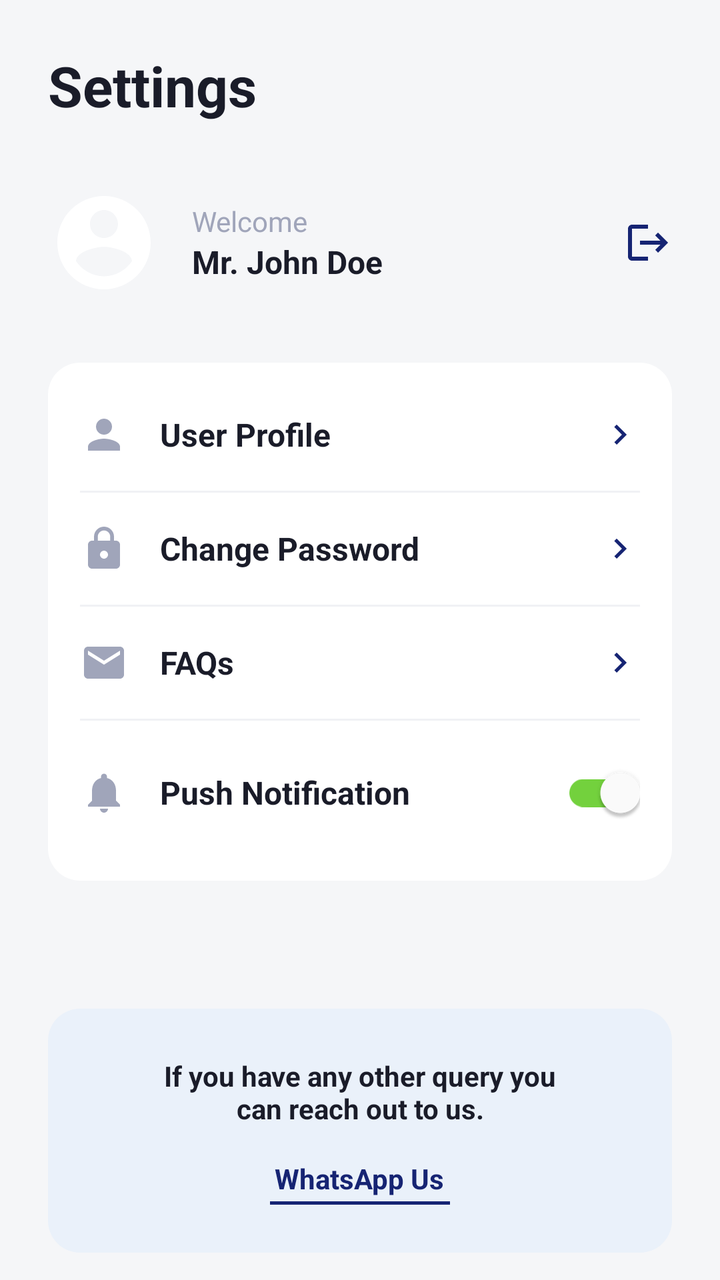
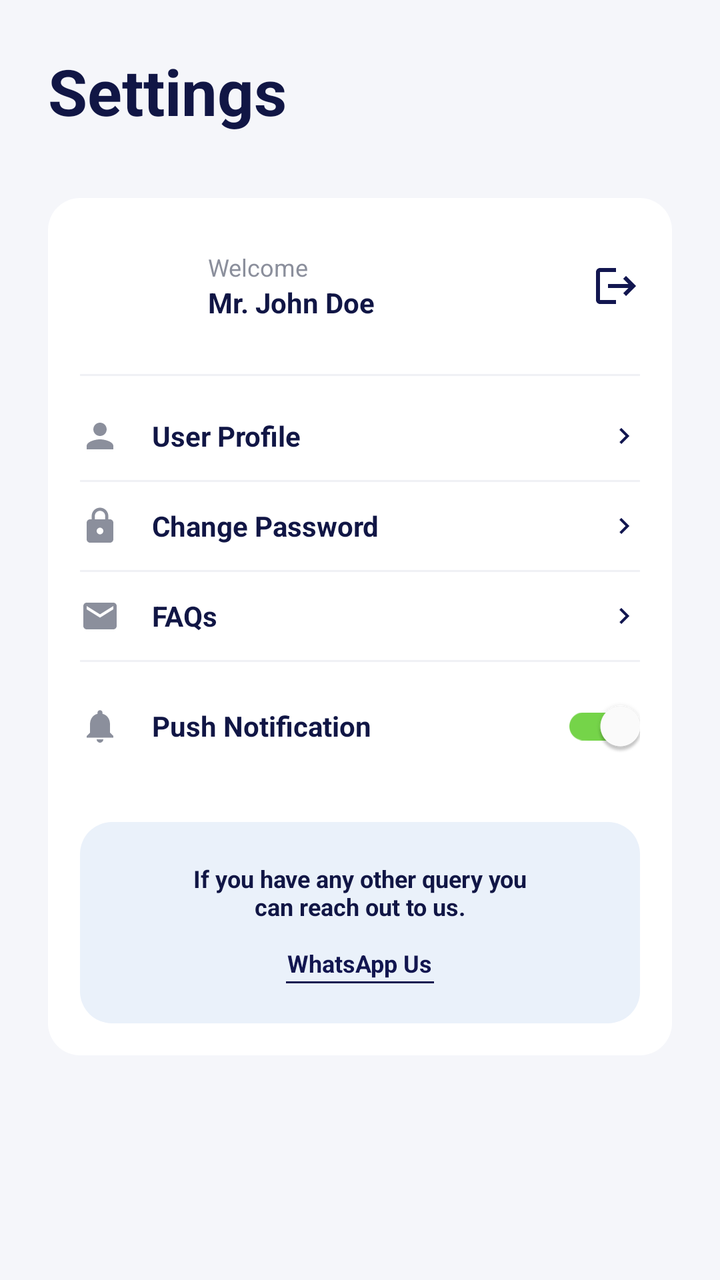

Before-and-after screenshots of an Android layout around one commit, followed by the original layout XML and the change that was made.
<!-- AndroidManifest.xml: activity theme Theme.MaterialComponents.Light.NoActionBar -->
<!-- res/layout/fragment_profile.xml -->
<?xml version="1.0" encoding="utf-8"?>
<androidx.core.widget.NestedScrollView xmlns:android="http://schemas.android.com/apk/res/android"
    xmlns:app="http://schemas.android.com/apk/res-auto"
    android:layout_width="match_parent"
    android:layout_height="match_parent"
    android:background="#F5F6F8"
    android:fillViewport="true">

    <LinearLayout
        android:layout_width="match_parent"
        android:layout_height="wrap_content"
        android:orientation="vertical"
        android:padding="24dp">

        
        <TextView
            android:layout_width="wrap_content"
            android:layout_height="wrap_content"
            android:text="Settings"
            android:textColor="#1A1C29"
            android:textSize="28sp"
            android:textStyle="bold"
            android:layout_marginBottom="32dp" />

        
        <RelativeLayout
            android:layout_width="match_parent"
            android:layout_height="wrap_content"
            android:layout_marginBottom="32dp">

            <com.google.android.material.imageview.ShapeableImageView
                android:id="@+id/ivAvatar"
                android:layout_width="56dp"
                android:layout_height="56dp"
                android:layout_centerVertical="true"
                android:scaleType="centerCrop"
                android:src="@drawable/ic_avatar"
                app:shapeAppearanceOverlay="@style/ShapeAppearanceOverlay.App.CornerSize50Percent" />

            <LinearLayout
                android:layout_width="wrap_content"
                android:layout_height="wrap_content"
                android:layout_centerVertical="true"
                android:layout_marginStart="16dp"
                android:layout_toEndOf="@id/ivAvatar"
                android:orientation="vertical">

                <TextView
                    android:layout_width="wrap_content"
                    android:layout_height="wrap_content"
                    android:text="Welcome"
                    android:textColor="#A0A5BA"
                    android:textSize="14sp" />

                <TextView
                    android:id="@+id/tvName"
                    android:layout_width="wrap_content"
                    android:layout_height="wrap_content"
                    android:text="Mr. John Doe"
                    android:textColor="#1A1C29"
                    android:textSize="16sp"
                    android:textStyle="bold" />
            </LinearLayout>

            <ImageView
                android:id="@+id/btnLogout"
                android:layout_width="24dp"
                android:layout_height="24dp"
                android:layout_alignParentEnd="true"
                android:layout_centerVertical="true"
                android:src="@drawable/ic_exit"
                app:tint="#162473"
                android:background="?attr/selectableItemBackgroundBorderless"
                android:clickable="true"
                android:focusable="true"/>
        </RelativeLayout>

        
        <LinearLayout
            android:layout_width="match_parent"
            android:layout_height="wrap_content"
            android:orientation="vertical"
            android:background="@drawable/bg_rounded_white_card"
            android:paddingVertical="8dp">

            
            <LinearLayout
                android:id="@+id/btnPersonalInfo"
                android:layout_width="match_parent"
                android:layout_height="wrap_content"
                android:orientation="horizontal"
                android:paddingHorizontal="16dp"
                android:paddingVertical="16dp"
                android:gravity="center_vertical"
                android:clickable="true"
                android:focusable="true"
                android:background="?attr/selectableItemBackground">

                <ImageView
                    android:layout_width="24dp"
                    android:layout_height="24dp"
                    android:src="@drawable/ic_nav_profile"
                    app:tint="#A0A5BA" />

                <TextView
                    android:layout_width="0dp"
                    android:layout_height="wrap_content"
                    android:layout_weight="1"
                    android:layout_marginStart="16dp"
                    android:text="User Profile"
                    android:textColor="#1A1C29"
                    android:textSize="16sp"
                    android:textStyle="bold"/>

                <ImageView
                    android:layout_width="20dp"
                    android:layout_height="20dp"
                    android:src="@drawable/ic_chevron_right"
                    app:tint="#162473" />
            </LinearLayout>

            <View android:layout_width="match_parent" android:layout_height="1dp" android:background="#F0F1F5" android:layout_marginHorizontal="16dp" />

            
            <LinearLayout
                android:id="@+id/btnChangePassword"
                android:layout_width="match_parent"
                android:layout_height="wrap_content"
                android:orientation="horizontal"
                android:paddingHorizontal="16dp"
                android:paddingVertical="16dp"
                android:gravity="center_vertical"
                android:clickable="true"
                android:focusable="true"
                android:background="?attr/selectableItemBackground">

                <ImageView
                    android:layout_width="24dp"
                    android:layout_height="24dp"
                    android:src="@drawable/ic_lock_outline"
                    app:tint="#A0A5BA" />

                <TextView
                    android:layout_width="0dp"
                    android:layout_height="wrap_content"
                    android:layout_weight="1"
                    android:layout_marginStart="16dp"
                    android:text="Change Password"
                    android:textColor="#1A1C29"
                    android:textSize="16sp"
                    android:textStyle="bold"/>

                <ImageView
                    android:layout_width="20dp"
                    android:layout_height="20dp"
                    android:src="@drawable/ic_chevron_right"
                    app:tint="#162473" />
            </LinearLayout>

            <View android:layout_width="match_parent" android:layout_height="1dp" android:background="#F0F1F5" android:layout_marginHorizontal="16dp" />

            
            <LinearLayout
                android:id="@+id/btnFaq"
                android:layout_width="match_parent"
                android:layout_height="wrap_content"
                android:orientation="horizontal"
                android:paddingHorizontal="16dp"
                android:paddingVertical="16dp"
                android:gravity="center_vertical"
                android:clickable="true"
                android:focusable="true"
                android:background="?attr/selectableItemBackground">

                <ImageView
                    android:layout_width="24dp"
                    android:layout_height="24dp"
                    android:src="@drawable/ic_email_outline"
                    app:tint="#A0A5BA" />

                <TextView
                    android:layout_width="0dp"
                    android:layout_height="wrap_content"
                    android:layout_weight="1"
                    android:layout_marginStart="16dp"
                    android:text="FAQs"
                    android:textColor="#1A1C29"
                    android:textSize="16sp"
                    android:textStyle="bold"/>

                <ImageView
                    android:layout_width="20dp"
                    android:layout_height="20dp"
                    android:src="@drawable/ic_chevron_right"
                    app:tint="#162473" />
            </LinearLayout>

            <View android:layout_width="match_parent" android:layout_height="1dp" android:background="#F0F1F5" android:layout_marginHorizontal="16dp" />

            
            <LinearLayout
                android:layout_width="match_parent"
                android:layout_height="wrap_content"
                android:orientation="horizontal"
                android:paddingHorizontal="16dp"
                android:paddingVertical="12dp"
                android:gravity="center_vertical">

                <ImageView
                    android:layout_width="24dp"
                    android:layout_height="24dp"
                    android:src="@drawable/ic_notifications"
                    app:tint="#A0A5BA" />

                <TextView
                    android:layout_width="0dp"
                    android:layout_height="wrap_content"
                    android:layout_weight="1"
                    android:layout_marginStart="16dp"
                    android:text="Push Notification"
                    android:textColor="#1A1C29"
                    android:textSize="16sp"
                    android:textStyle="bold"/>

                <com.google.android.material.switchmaterial.SwitchMaterial
                    android:layout_width="wrap_content"
                    android:layout_height="wrap_content"
                    android:checked="true"
                    app:trackTint="#73D13D"
                    app:thumbTint="#FFFFFF"/>
            </LinearLayout>

        </LinearLayout>

        <View android:layout_width="match_parent" android:layout_height="0dp" android:layout_weight="1" android:minHeight="32dp"/>

        
        <LinearLayout
            android:layout_width="match_parent"
            android:layout_height="wrap_content"
            android:orientation="vertical"
            android:background="@drawable/bg_support_card"
            android:padding="24dp"
            android:gravity="center"
            android:layout_marginTop="32dp">

            <TextView
                android:layout_width="match_parent"
                android:layout_height="wrap_content"
                android:text="If you have any other query you\ncan reach out to us."
                android:textColor="#1A1C29"
                android:textSize="14sp"
                android:textStyle="bold"
                android:textAlignment="center"
                android:layout_marginBottom="16dp" />

            <TextView
                android:id="@+id/btnWhatsapp"
                android:layout_width="wrap_content"
                android:layout_height="wrap_content"
                android:text="WhatsApp Us"
                android:textColor="#162473"
                android:textSize="14sp"
                android:textStyle="bold"
                android:background="?attr/selectableItemBackgroundBorderless"
                android:clickable="true"
                android:focusable="true"/>
            <View
                android:layout_width="90dp"
                android:layout_height="1.5dp"
                android:background="#162473"
                android:layout_marginTop="2dp"/>
        </LinearLayout>
        
        <View android:layout_width="match_parent" android:layout_height="16dp"/>

    </LinearLayout>
</androidx.core.widget.NestedScrollView>
<!-- resources referenced by this layout -->
<resources>
  <!-- drawable bg_rounded_white_card (drawable) -->
  <?xml version="1.0" encoding="utf-8"?>
  <shape xmlns:android="http://schemas.android.com/apk/res/android">
      <solid android:color="#FFFFFF" />
      <corners android:radius="16dp" />
  </shape>
  <!-- drawable bg_support_card (drawable) -->
  <?xml version="1.0" encoding="utf-8"?>
  <shape xmlns:android="http://schemas.android.com/apk/res/android">
      <solid android:color="#EAF1FA" />
      <corners android:radius="16dp" />
  </shape>
  <!-- drawable ic_chevron_right (drawable) -->
  <vector xmlns:android="http://schemas.android.com/apk/res/android"
      android:width="24dp"
      android:height="24dp"
      android:viewportWidth="24.0"
      android:viewportHeight="24.0"
      android:tint="?attr/colorControlNormal">
      <path
          android:fillColor="@android:color/white"
          android:pathData="M10,6L8.59,7.41 13.17,12l-4.58,4.59L10,18l6,-6z"/>
  </vector>
  <!-- drawable ic_email_outline (drawable) -->
  <vector xmlns:android="http://schemas.android.com/apk/res/android"
      android:width="24dp"
      android:height="24dp"
      android:viewportWidth="24"
      android:viewportHeight="24"
      android:tint="#9CA3AF">
    <path android:fillColor="@android:color/white" android:pathData="M20,4H4c-1.1,0 -1.99,0.9 -1.99,2L2,18c0,1.1 0.9,2 2,2h16c1.1,0 2,-0.9 2,-2V6c0,-1.1 -0.9,-2 -2,-2zm0,4l-8,5 -8,-5V6l8,5 8,-5v2z"/>
  </vector>
  <!-- drawable ic_exit (drawable) -->
  <vector xmlns:android="http://schemas.android.com/apk/res/android"
      android:width="24dp"
      android:height="24dp"
      android:viewportWidth="24"
      android:viewportHeight="24"
      android:tint="#FFFFFF">
      <path
          android:fillColor="@android:color/white"
          android:pathData="M17,7l-1.41,1.41L18.17,11H8v2h10.17l-2.58,2.58L17,17l5,-5zM4,5h8V3H4c-1.1,0 -2,0.9 -2,2v14c0,1.1 0.9,2 2,2h8v-2H4V5z"/>
  </vector>
  <!-- drawable ic_lock_outline (drawable) -->
  <vector xmlns:android="http://schemas.android.com/apk/res/android"
      android:width="24dp"
      android:height="24dp"
      android:viewportWidth="24"
      android:viewportHeight="24"
      android:tint="#9CA3AF">
    <path android:fillColor="@android:color/white" android:pathData="M18,8h-1V6c0,-2.76 -2.24,-5 -5,-5S7,3.24 7,6v2H6c-1.1,0 -2,0.9 -2,2v10c0,1.1 0.9,2 2,2h12c1.1,0 2,-0.9 2,-2V10c0,-1.1 -0.9,-2 -2,-2zm-6,9c-1.1,0 -2,-0.9 -2,-2s0.9,-2 2,-2 2,0.9 2,2 -0.9,2 -2,2zm3.1,-9H8.9V6c0,-1.71 1.39,-3.1 3.1,-3.1 1.71,0 3.1,1.39 3.1,3.1v2z"/>
  </vector>
  <!-- drawable ic_nav_profile (drawable) -->
  <vector xmlns:android="http://schemas.android.com/apk/res/android"
      android:width="24dp"
      android:height="24dp"
      android:viewportWidth="24"
      android:viewportHeight="24">
    <path
        android:pathData="M12,12c2.21,0 4,-1.79 4,-4s-1.79,-4 -4,-4 -4,1.79 -4,4 1.79,4 4,4zm0,2c-2.67,0 -8,1.34 -8,4v2h16v-2c0,-2.66 -5.33,-4 -8,-4z"
        android:fillColor="@color/nav_inactive_gray"/>
  </vector>
  <!-- drawable ic_notifications (drawable) -->
  <vector xmlns:android="http://schemas.android.com/apk/res/android"
      android:width="24dp"
      android:height="24dp"
      android:viewportWidth="24"
      android:viewportHeight="24">
    <path
        android:fillColor="#000000"
        android:pathData="M12,22c1.1,0 2,-0.9 2,-2h-4c0,1.1 0.9,2 2,2zM18,16v-5c0,-3.07 -1.63,-5.64 -4.5,-6.32V4c0,-0.83 -0.67,-1.5 -1.5,-1.5s-1.5,0.67 -1.5,1.5v0.68C7.64,5.36 6,7.92 6,11v5l-2,2v1h16v-1l-2,-2z"/>
  </vector>
  <style name="ShapeAppearanceOverlay.App.CornerSize50Percent" parent="">
          <item name="cornerSize">50%</item>
      </style>
  <color name="nav_inactive_gray">#9CA3AF</color>
  <!-- unchanged entries left out for length: 1 -->
</resources>

<!-- the commit's change to res/layout/fragment_profile.xml (unified diff, before → after) -->
@@ -3,7 +3,7 @@
     xmlns:app="http://schemas.android.com/apk/res-auto"
     android:layout_width="match_parent"
     android:layout_height="match_parent"
-    android:background="#F5F6F8"
+    android:background="#F5F6FA"
     android:fillViewport="true">
 
     <LinearLayout
@@ -17,71 +17,75 @@
             android:layout_width="wrap_content"
             android:layout_height="wrap_content"
             android:text="Settings"
-            android:textColor="#1A1C29"
-            android:textSize="28sp"
+            android:textColor="#111645"
+            android:textSize="32sp"
             android:textStyle="bold"
             android:layout_marginBottom="32dp" />
 
-        
-        <RelativeLayout
-            android:layout_width="match_parent"
-            android:layout_height="wrap_content"
-            android:layout_marginBottom="32dp">
-
-            <com.google.android.material.imageview.ShapeableImageView
-                android:id="@+id/ivAvatar"
-                android:layout_width="56dp"
-                android:layout_height="56dp"
-                android:layout_centerVertical="true"
-                android:scaleType="centerCrop"
-                android:src="@drawable/ic_avatar"
-                app:shapeAppearanceOverlay="@style/ShapeAppearanceOverlay.App.CornerSize50Percent" />
-
-            <LinearLayout
-                android:layout_width="wrap_content"
-                android:layout_height="wrap_content"
-                android:layout_centerVertical="true"
-                android:layout_marginStart="16dp"
-                android:layout_toEndOf="@id/ivAvatar"
-                android:orientation="vertical">
-
-                <TextView
-                    android:layout_width="wrap_content"
-                    android:layout_height="wrap_content"
-                    android:text="Welcome"
-                    android:textColor="#A0A5BA"
-                    android:textSize="14sp" />
-
-                <TextView
-                    android:id="@+id/tvName"
-                    android:layout_width="wrap_content"
-                    android:layout_height="wrap_content"
-                    android:text="Mr. John Doe"
-                    android:textColor="#1A1C29"
-                    android:textSize="16sp"
-                    android:textStyle="bold" />
-            </LinearLayout>
-
-            <ImageView
-                android:id="@+id/btnLogout"
-                android:layout_width="24dp"
-                android:layout_height="24dp"
-                android:layout_alignParentEnd="true"
-                android:layout_centerVertical="true"
-                android:src="@drawable/ic_exit"
-                app:tint="#162473"
-                android:background="?attr/selectableItemBackgroundBorderless"
-                android:clickable="true"
-                android:focusable="true"/>
-        </RelativeLayout>
-
-        
         <LinearLayout
             android:layout_width="match_parent"
             android:layout_height="wrap_content"
             android:orientation="vertical"
             android:background="@drawable/bg_rounded_white_card"
-            android:paddingVertical="8dp">
+            android:elevation="0dp"
+            android:paddingTop="8dp"
+            android:paddingBottom="16dp">
+
+            
+            <RelativeLayout
+                android:layout_width="match_parent"
+                android:layout_height="wrap_content"
+                android:paddingHorizontal="16dp"
+                android:paddingVertical="12dp">
+
+                <com.google.android.material.imageview.ShapeableImageView
+                    android:id="@+id/ivAvatar"
+                    android:layout_width="48dp"
+                    android:layout_height="48dp"
+                    android:layout_centerVertical="true"
+                    android:scaleType="centerCrop"
+                    android:src="@drawable/ic_avatar"
+                    app:shapeAppearanceOverlay="@style/ShapeAppearanceOverlay.App.CornerSize50Percent" />
+
+                <LinearLayout
+                    android:layout_width="wrap_content"
+                    android:layout_height="wrap_content"
+                    android:layout_centerVertical="true"
+                    android:layout_marginStart="16dp"
+                    android:layout_toEndOf="@id/ivAvatar"
+                    android:orientation="vertical">
+
+                    <TextView
+                        android:layout_width="wrap_content"
+                        android:layout_height="wrap_content"
+                        android:text="Welcome"
+                        android:textColor="#8B8F9C"
+                        android:textSize="12sp" />
+
+                    <TextView
+                        android:id="@+id/tvName"
+                        android:layout_width="wrap_content"
+                        android:layout_height="wrap_content"
+                        android:text="Mr. John Doe"
+                        android:textColor="#111645"
+                        android:textSize="14sp"
+                        android:textStyle="bold" />
+                </LinearLayout>
+
+                <ImageView
+                    android:id="@+id/btnLogout"
+                    android:layout_width="24dp"
+                    android:layout_height="24dp"
+                    android:layout_alignParentEnd="true"
+                    android:layout_centerVertical="true"
+                    android:src="@drawable/ic_exit"
+                    app:tint="#121650"
+                    android:background="?attr/selectableItemBackgroundBorderless"
+                    android:clickable="true"
+                    android:focusable="true"/>
+            </RelativeLayout>
+
+            <View android:layout_width="match_parent" android:layout_height="1dp" android:background="#F0F1F5" android:layout_marginHorizontal="16dp" android:layout_marginVertical="8dp" />
 
             
             <LinearLayout
@@ -90,17 +94,17 @@
                 android:layout_height="wrap_content"
                 android:orientation="horizontal"
                 android:paddingHorizontal="16dp"
-                android:paddingVertical="16dp"
+                android:paddingVertical="12dp"
                 android:gravity="center_vertical"
                 android:clickable="true"
                 android:focusable="true"
                 android:background="?attr/selectableItemBackground">
 
                 <ImageView
-                    android:layout_width="24dp"
-                    android:layout_height="24dp"
+                    android:layout_width="20dp"
+                    android:layout_height="20dp"
                     android:src="@drawable/ic_nav_profile"
-                    app:tint="#A0A5BA" />
+                    app:tint="#8B8F9C" />
 
                 <TextView
                     android:layout_width="0dp"
@@ -108,15 +112,15 @@
                     android:layout_weight="1"
                     android:layout_marginStart="16dp"
                     android:text="User Profile"
-                    android:textColor="#1A1C29"
-                    android:textSize="16sp"
-                    android:textStyle="bold"/>
-
-                <ImageView
-                    android:layout_width="20dp"
-                    android:layout_height="20dp"
+                    android:textColor="#111645"
+                    android:textSize="14sp"
+                    android:textStyle="bold"/>
+
+                <ImageView
+                    android:layout_width="16dp"
+                    android:layout_height="16dp"
                     android:src="@drawable/ic_chevron_right"
-                    app:tint="#162473" />
+                    app:tint="#121650" />
             </LinearLayout>
 
             <View android:layout_width="match_parent" android:layout_height="1dp" android:background="#F0F1F5" android:layout_marginHorizontal="16dp" />
@@ -128,17 +132,17 @@
                 android:layout_height="wrap_content"
                 android:orientation="horizontal"
                 android:paddingHorizontal="16dp"
-                android:paddingVertical="16dp"
+                android:paddingVertical="12dp"
                 android:gravity="center_vertical"
                 android:clickable="true"
                 android:focusable="true"
                 android:background="?attr/selectableItemBackground">
 
                 <ImageView
-                    android:layout_width="24dp"
-                    android:layout_height="24dp"
+                    android:layout_width="20dp"
+                    android:layout_height="20dp"
                     android:src="@drawable/ic_lock_outline"
-                    app:tint="#A0A5BA" />
+                    app:tint="#8B8F9C" />
 
                 <TextView
                     android:layout_width="0dp"
@@ -146,15 +150,15 @@
                     android:layout_weight="1"
                     android:layout_marginStart="16dp"
                     android:text="Change Password"
-                    android:textColor="#1A1C29"
-                    android:textSize="16sp"
-                    android:textStyle="bold"/>
-
-                <ImageView
-                    android:layout_width="20dp"
-                    android:layout_height="20dp"
+                    android:textColor="#111645"
+                    android:textSize="14sp"
+                    android:textStyle="bold"/>
+
+                <ImageView
+                    android:layout_width="16dp"
+                    android:layout_height="16dp"
                     android:src="@drawable/ic_chevron_right"
-                    app:tint="#162473" />
+                    app:tint="#121650" />
             </LinearLayout>
 
             <View android:layout_width="match_parent" android:layout_height="1dp" android:background="#F0F1F5" android:layout_marginHorizontal="16dp" />
@@ -166,17 +170,17 @@
                 android:layout_height="wrap_content"
                 android:orientation="horizontal"
                 android:paddingHorizontal="16dp"
-                android:paddingVertical="16dp"
+                android:paddingVertical="12dp"
                 android:gravity="center_vertical"
                 android:clickable="true"
                 android:focusable="true"
                 android:background="?attr/selectableItemBackground">
 
                 <ImageView
-                    android:layout_width="24dp"
-                    android:layout_height="24dp"
+                    android:layout_width="20dp"
+                    android:layout_height="20dp"
                     android:src="@drawable/ic_email_outline"
-                    app:tint="#A0A5BA" />
+                    app:tint="#8B8F9C" />
 
                 <TextView
                     android:layout_width="0dp"
@@ -184,15 +188,15 @@
                     android:layout_weight="1"
                     android:layout_marginStart="16dp"
                     android:text="FAQs"
-                    android:textColor="#1A1C29"
-                    android:textSize="16sp"
-                    android:textStyle="bold"/>
-
-                <ImageView
-                    android:layout_width="20dp"
-                    android:layout_height="20dp"
+                    android:textColor="#111645"
+                    android:textSize="14sp"
+                    android:textStyle="bold"/>
+
+                <ImageView
+                    android:layout_width="16dp"
+                    android:layout_height="16dp"
                     android:src="@drawable/ic_chevron_right"
-                    app:tint="#162473" />
+                    app:tint="#121650" />
             </LinearLayout>
 
             <View android:layout_width="match_parent" android:layout_height="1dp" android:background="#F0F1F5" android:layout_marginHorizontal="16dp" />
@@ -203,14 +207,14 @@
                 android:layout_height="wrap_content"
                 android:orientation="horizontal"
                 android:paddingHorizontal="16dp"
-                android:paddingVertical="12dp"
+                android:paddingVertical="8dp"
                 android:gravity="center_vertical">
 
                 <ImageView
-                    android:layout_width="24dp"
-                    android:layout_height="24dp"
+                    android:layout_width="20dp"
+                    android:layout_height="20dp"
                     android:src="@drawable/ic_notifications"
-                    app:tint="#A0A5BA" />
+                    app:tint="#8B8F9C" />
 
                 <TextView
                     android:layout_width="0dp"
@@ -218,58 +222,58 @@
                     android:layout_weight="1"
                     android:layout_marginStart="16dp"
                     android:text="Push Notification"
-                    android:textColor="#1A1C29"
-                    android:textSize="16sp"
+                    android:textColor="#111645"
+                    android:textSize="14sp"
                     android:textStyle="bold"/>
 
                 <com.google.android.material.switchmaterial.SwitchMaterial
                     android:layout_width="wrap_content"
                     android:layout_height="wrap_content"
                     android:checked="true"
-                    app:trackTint="#73D13D"
+                    app:trackTint="#75D449"
                     app:thumbTint="#FFFFFF"/>
             </LinearLayout>
 
-        </LinearLayout>
-
-        <View android:layout_width="match_parent" android:layout_height="0dp" android:layout_weight="1" android:minHeight="32dp"/>
-
-        
-        <LinearLayout
-            android:layout_width="match_parent"
-            android:layout_height="wrap_content"
-            android:orientation="vertical"
-            android:background="@drawable/bg_support_card"
-            android:padding="24dp"
-            android:gravity="center"
-            android:layout_marginTop="32dp">
-
-            <TextView
-                android:layout_width="match_parent"
-                android:layout_height="wrap_content"
-                android:text="If you have any other query you\ncan reach out to us."
-                android:textColor="#1A1C29"
-                android:textSize="14sp"
-                android:textStyle="bold"
-                android:textAlignment="center"
-                android:layout_marginBottom="16dp" />
-
-            <TextView
-                android:id="@+id/btnWhatsapp"
-                android:layout_width="wrap_content"
-                android:layout_height="wrap_content"
-                android:text="WhatsApp Us"
-                android:textColor="#162473"
-                android:textSize="14sp"
-                android:textStyle="bold"
-                android:background="?attr/selectableItemBackgroundBorderless"
-                android:clickable="true"
-                android:focusable="true"/>
-            <View
-                android:layout_width="90dp"
-                android:layout_height="1.5dp"
-                android:background="#162473"
-                android:layout_marginTop="2dp"/>
+            
+            
+            <LinearLayout
+                android:layout_width="match_parent"
+                android:layout_height="wrap_content"
+                android:orientation="vertical"
+                android:background="@drawable/bg_support_card"
+                android:layout_marginHorizontal="16dp"
+                android:layout_marginTop="16dp"
+                android:padding="20dp"
+                android:gravity="center">
+
+                <TextView
+                    android:layout_width="match_parent"
+                    android:layout_height="wrap_content"
+                    android:text="If you have any other query you\ncan reach out to us."
+                    android:textColor="#111645"
+                    android:textSize="12sp"
+                    android:textStyle="bold"
+                    android:textAlignment="center"
+                    android:layout_marginBottom="12dp" />
+
+                <TextView
+                    android:id="@+id/btnWhatsapp"
+                    android:layout_width="wrap_content"
+                    android:layout_height="wrap_content"
+                    android:text="WhatsApp Us"
+                    android:textColor="#121650"
+                    android:textSize="12sp"
+                    android:textStyle="bold"
+                    android:background="?attr/selectableItemBackgroundBorderless"
+                    android:clickable="true"
+                    android:focusable="true"/>
+                <View
+                    android:layout_width="74dp"
+                    android:layout_height="1dp"
+                    android:background="#121650"
+                    android:layout_marginTop="1dp"/>
+            </LinearLayout>
+
         </LinearLayout>
         
         <View android:layout_width="match_parent" android:layout_height="16dp"/>
